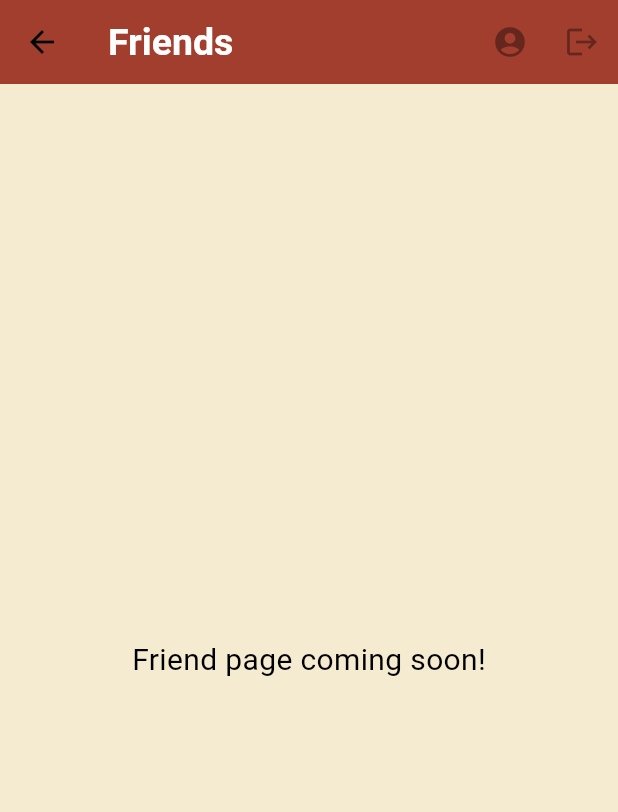
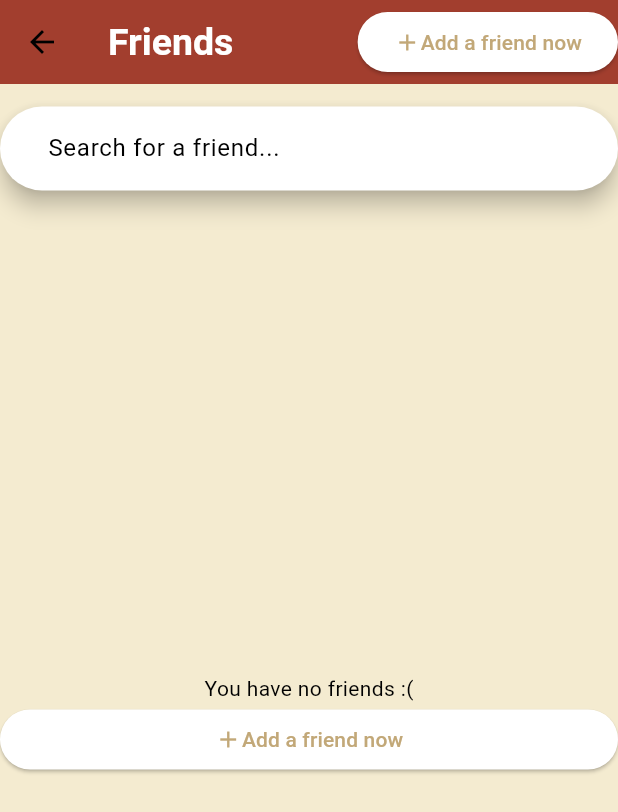
Before and after one commit to ellyburke/MobileDevicesAssignment, a Flutter app: the screen it shows after launch, after a tap on "Friends", on a phone screen of 412 x 824 dp. Shown: the top 812 px of the screen. Run offline on Flutter 3.47's test engine with Material 3 defaults, Android fonts, the phone set to English and light mode, and no system bars; our stand-ins replace flutter_local_notifications, fluttericon, permission_handler, sqflite, timezone; accounts and stored records are empty.

Commit message:
Working on friends page

```diff
--- a/dnd_app/lib/screens/friends.dart
+++ b/dnd_app/lib/screens/friends.dart
@@ -1,4 +1,6 @@
+import 'package:dnd_app/userDatabase.dart';
 import 'package:flutter/material.dart';
+import 'dart:collection';
 
 class FriendsPage extends StatefulWidget{
   const FriendsPage({super.key});
@@ -9,21 +11,185 @@ class FriendsPage extends StatefulWidget{
 
 class _FriendsPageState extends State<FriendsPage>{
 
+  // Get the list of friends in the database
+  late Future<List<User>> friendsList = UserDatabase.instance.getAllUser();
+  Map<String, List<User>> sectionMap = {};
+
+  void mapData(List<dynamic> friends){
+    // Function to map the list into alphabet sections to display on page
+
+    // Create a new map
+    Map<String, List<User>> newMap = {};
+
+    // Go through the whole list
+    for (User friend in friends){
+      final firstLetter = friend.username[0].toUpperCase();
+
+      // Check if the letter is in the map already
+      if (!newMap.containsKey(firstLetter)){
+        newMap[firstLetter] = [];
+      }
+      newMap[firstLetter]?.add(friend);
+    }
+
+    // Sort map
+    var sortedByKeyMap = SplayTreeMap<String, List<User>>.from(newMap);
+    sectionMap = sortedByKeyMap;
+
+  }
+
+  List<dynamic> buildFlattenedList(Map<String, List<User>> sectionMap) {
+    // This function returns a flattened list of friends including the section
+    // headers to display in the list builder
+    final List<dynamic> flattened = [];
+
+    final sortedKeys = sectionMap.keys.toList()..sort();
+
+    for (String key in sortedKeys) {
+      flattened.add(key);                   // Section header (String)
+      flattened.addAll(sectionMap[key]!);   // Section items (User objects)
+    }
+
+    return flattened;
+  }
+
+
+  // Add a user for testing
+  void addFriend(){
+    final newUser = User(3, 'jim345', 'passwords', ['10','2']);
+    UserDatabase.instance.insertUser(newUser);
+    final refreshedList = UserDatabase.instance.getAllUser();
+    setState(() {
+      friendsList = refreshedList;
+    });
+  }
+
+  @override
+  void initState() {
+    friendsList = UserDatabase.instance.getAllUser();
+  }
   @override
   Widget build(BuildContext context) {
+    // Wrap the entire Scaffold in a Future builder
+    return FutureBuilder(
+      future: friendsList,
+      builder: (context, snapshot) {
+
+        // While loading
+        if (snapshot.connectionState == ConnectionState.waiting) {
+          return const Scaffold(
+            body: Center(child: CircularProgressIndicator()),
+          );
+        }
+
+        // If error
+        if (snapshot.hasError) {
+          return Scaffold(
+            appBar: AppBar(title: Text("Friends")),
+            body: Center(child: Text("An error has occurred")),
+          );
+        }
+
+        // Extract data
+        final dynamic friends = snapshot.data ?? [];
+        // Section map and flatten
+        mapData(friends);
+        final list = buildFlattenedList(sectionMap);
+
         return Scaffold(
           appBar: AppBar(
-          backgroundColor: Color(0xFFA23E2E),
             title: Text("Friends"),
             actions: [
-            IconButton(onPressed: null, icon: Icon(Icons.account_circle)),
-            IconButton(onPressed: null, icon: Icon(Icons.logout))
+              ElevatedButton(
+                onPressed: () {
+                  addFriend();
+                },
+                child: Row(
+                  children: const [
+                    Icon(Icons.add),
+                    Text("Add a friend now"),
                   ],
                 ),
-      body: Center(
-        child: Text("Friend page coming soon!",
-          style: TextStyle(fontSize: 20),),
+              ),
+            ],
+          ),
+
+          body: Column(
+            children: [
+              const SizedBox(height: 15),
+
+              SearchBar(
+                padding: const WidgetStatePropertyAll<EdgeInsets>(
+                  EdgeInsets.symmetric(horizontal: 16.0),
+                ),
+                hintText: "Search for a friend...",
+              ),
+
+              const SizedBox(height: 15),
+
+              // 🔥 Handle the "no friends" case
+              if (friends.isEmpty)
+                Expanded(
+                  child: Center(
+                    child: Column(
+                      mainAxisAlignment: MainAxisAlignment.center,
+                      children: [
+                        Text("You have no friends :("),
+                        ElevatedButton(
+                          onPressed: () {},
+                          child: Row(
+                            mainAxisAlignment: MainAxisAlignment.center,
+                            children: const [
+                              Icon(Icons.add),
+                              Text("Add a friend now"),
+                            ],
+                          ),
+                        ),
+                      ],
+                    ),
+                  ),
+                )
+              else
+              // Show friends list
+                Expanded(
+                  child: ListView.builder(
+                    itemCount: list.length,
+                    itemBuilder: (context, index) {
+                      final item = list[index];
+
+                      // If the 'item' is a string
+                      if (item is String){
+                        return Row(
+                          children: [
+                            SizedBox(width: 12,),
+                            Text(
+                              item,
+                              style: TextStyle(
+
+                                  fontSize: 35,
+                                  fontWeight: FontWeight.bold
+                              ),
+                            )
+                          ],
+                        );
+                      }
+
+                      return Card(
+                        child: ListTile(
+                          leading: const CircleAvatar(),
+                          title: Text(item.username),
                         ),
                       );
+                    },
+                  ),
+                ),
+            ],
+          ),
+        );
+      },
+    );
+
+
+
   }
 }
```
Also changed, not shown: dnd_app/pubspec.lock. Lines whose indentation alone changed are shown as unchanged.
